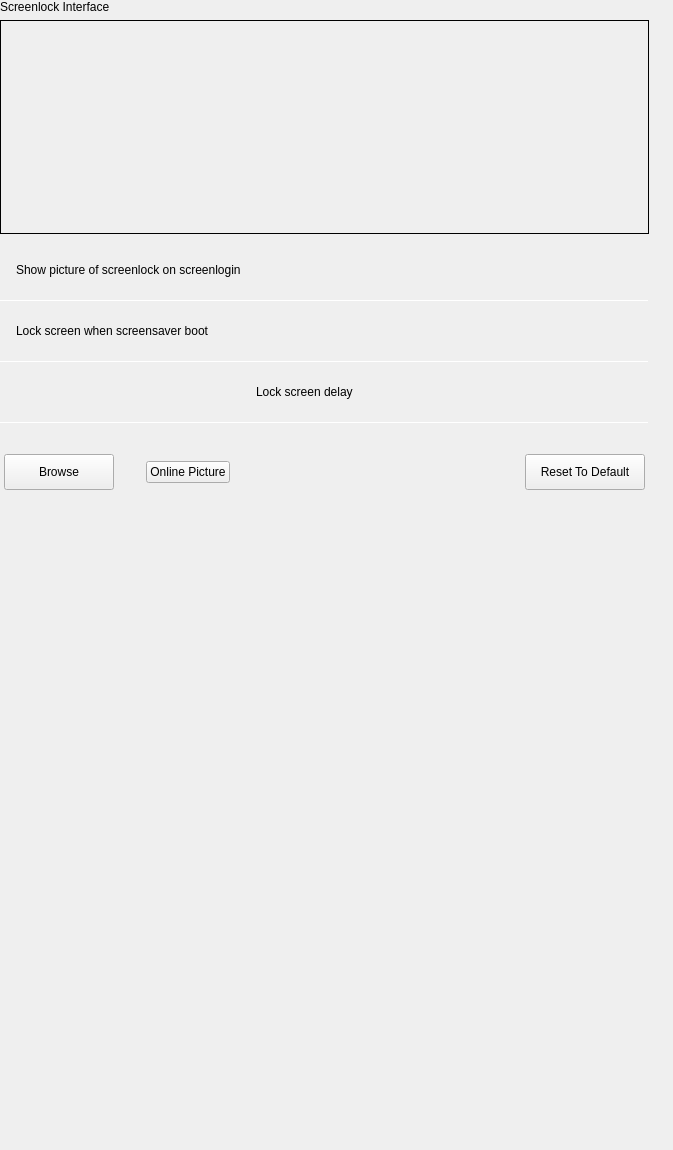
Before: the Qt Designer form plugins/personalized/screenlock/screenlock.ui in ukui/ukui-control-center, drawn with Qt 5.
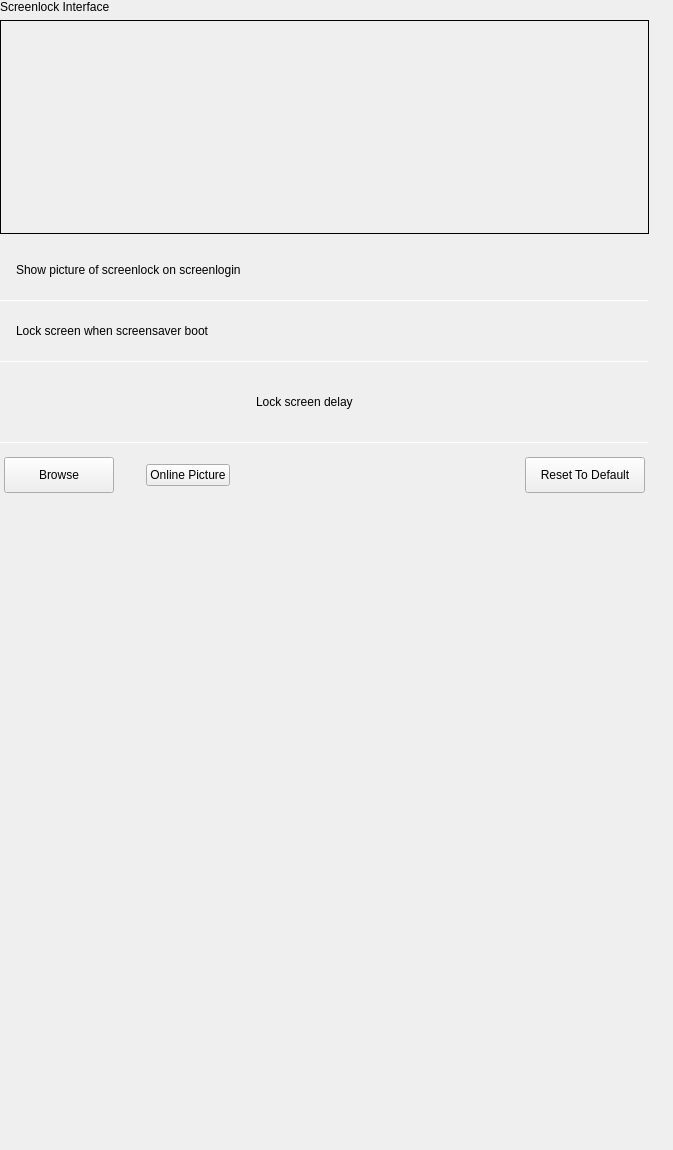
After: the same form once the commit is applied. Custom widgets are drawn as their Qt base class.

Patch:
```diff
--- a/plugins/personalized/screenlock/screenlock.ui
+++ b/plugins/personalized/screenlock/screenlock.ui
@@ -315,6 +315,12 @@
          </item>
          <item>
           <widget class="QFrame" name="delayFrame">
+           <property name="minimumSize">
+            <size>
+             <width>0</width>
+             <height>80</height>
+            </size>
+           </property>
            <layout class="QHBoxLayout" name="lockhorizontalLayout">
             <property name="spacing">
              <number>0</number>
```
